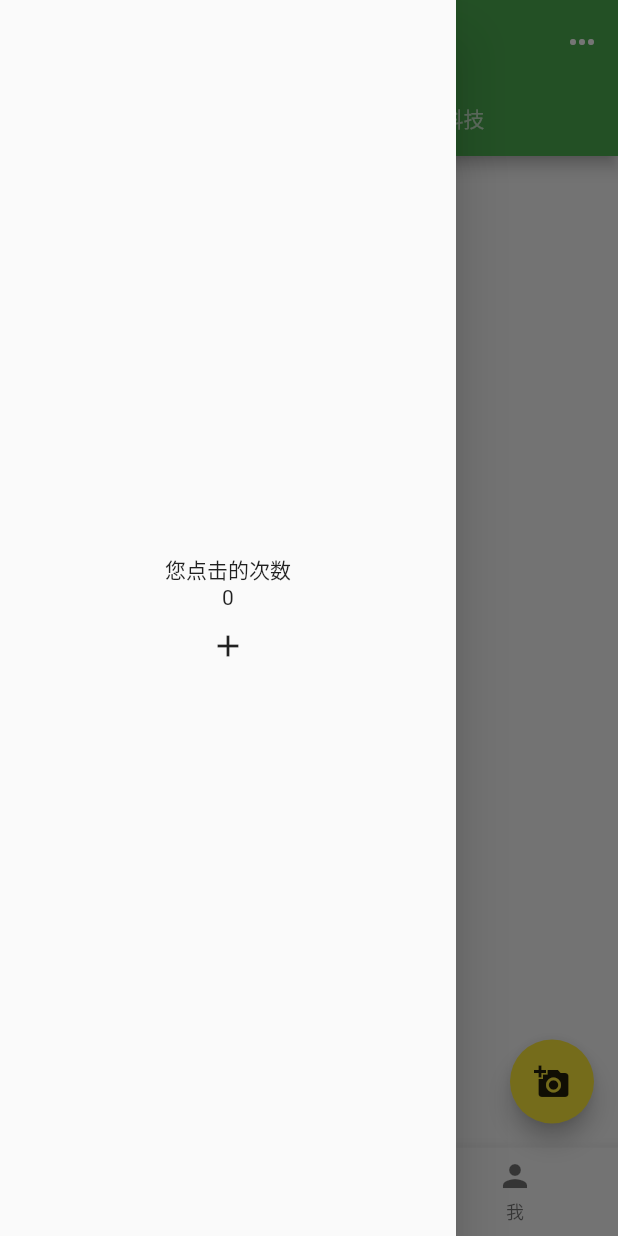
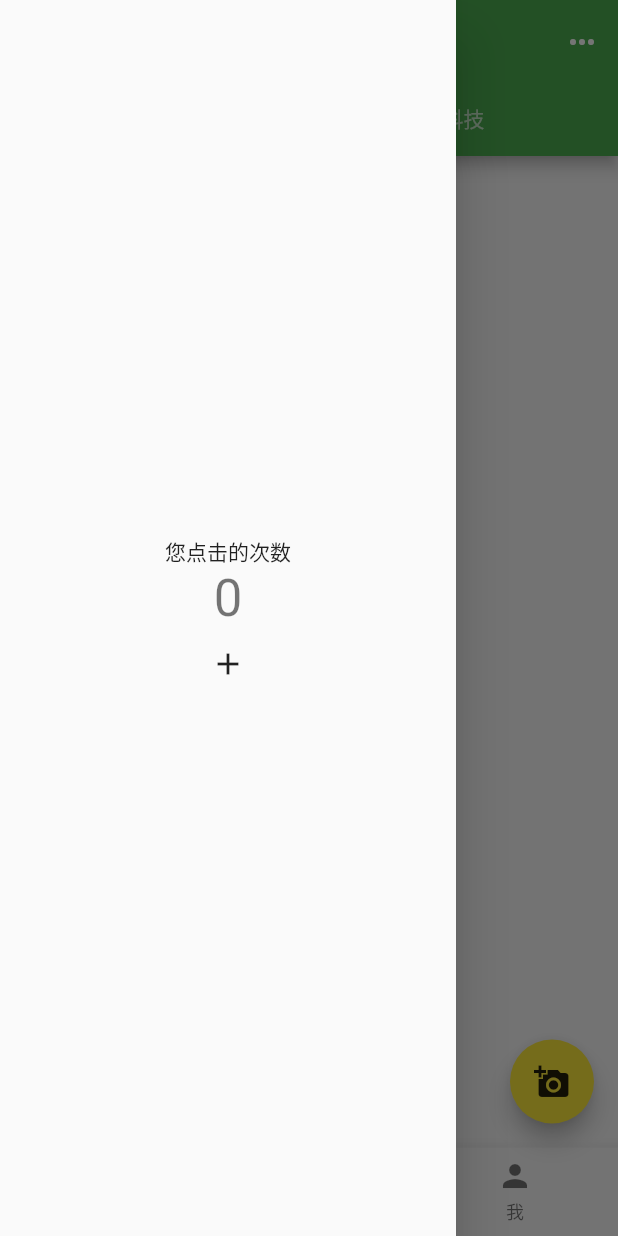
Before and after one commit to arunfung/flutter-zero, a Flutter app: the screen it shows after launch, with the side drawer open, on a phone screen of 412 x 824 dp. Run offline on Flutter 3.47's test engine with Material 2 defaults, Android fonts, the phone set to English and light mode, and no system bars.

```diff
--- a/lib/main.dart
+++ b/lib/main.dart
@@ -233,7 +233,12 @@ class _HomePageState extends State<HomePage> {
         mainAxisAlignment: MainAxisAlignment.center,
         children: <Widget>[
           const Text('您点击的次数'),
-          Text(counter.number.toString()),
+          Consumer<Counter>(builder: (context, data, child) {
+            return Text(
+              data.number.toString(),
+              style: Theme.of(context).textTheme.headline4,
+            );
+          }),
           IconButton(
             icon: const Icon(Icons.add),
             onPressed: () => {
```
